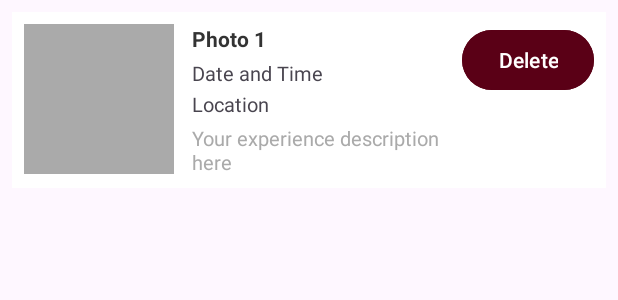
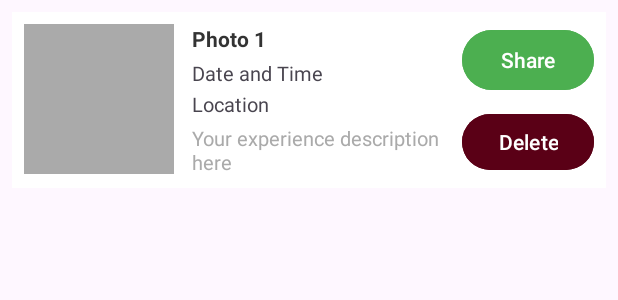
Before and after one commit to haziqfaruqi/TravelBuddy, an Android app: the layout item_record.xml on its own in the app's theme, with its tools: preview values and no code run, on a phone screen of 412 x 824 dp. Shown: the top 300 px of the screen. Run offline under Robolectric (Android 15) with nearby library versions, the phone set to English and light mode, and no system bars.

Commit message:
implement share to app function (connectivity)

```diff
--- a/app/src/main/res/layout/item_record.xml
+++ b/app/src/main/res/layout/item_record.xml
@@ -67,13 +67,31 @@
 
         </LinearLayout>
 
-        <Button
-            android:id="@+id/deleteBtn"
+        <LinearLayout
+            android:orientation="vertical"
             android:layout_width="wrap_content"
-            android:layout_height="wrap_content"
-            android:text="Delete"
-            android:backgroundTint="@color/secondaryColor"
-            android:textColor="@android:color/white"/>
+            android:layout_height="match_parent"
+            android:gravity="center_vertical"
+            android:layout_marginStart="8dp">
+
+            <Button
+                android:id="@+id/shareBtn"
+                android:layout_width="wrap_content"
+                android:layout_height="wrap_content"
+                android:text="Share"
+                android:backgroundTint="@color/green"
+                android:textColor="@android:color/white"
+                android:layout_marginBottom="8dp"/>
+
+            <Button
+                android:id="@+id/deleteBtn"
+                android:layout_width="wrap_content"
+                android:layout_height="wrap_content"
+                android:text="Delete"
+                android:backgroundTint="@color/secondaryColor"
+                android:textColor="@android:color/white" />
+
+        </LinearLayout>
 
     </LinearLayout>
 
--- a/app/src/main/res/values/colors.xml
+++ b/app/src/main/res/values/colors.xml
@@ -6,4 +6,5 @@
     <color name="textColor">#333333</color> <!-- Charcoal -->
     <color name="white">#FFFFFF</color>
     <color name="orange">#FF5722</color>
+    <color name="green">#4CAF50</color>
 </resources>
--- /dev/null
+++ b/app/src/main/res/xml/file_paths.xml
@@ -0,0 +1,4 @@
+<?xml version="1.0" encoding="utf-8"?>
+<paths xmlns:android="http://schemas.android.com/apk/res/android">
+    <external-path name="external_files" path="." />
+</paths>
```
Also changed, not shown: app/src/main/AndroidManifest.xml (+9 -0 lines), app/src/main/java/com/example/travelbuddy/RecordAdapter.java (+61 -37 lines), app/src/main/java/com/example/travelbuddy/SQLiteHelper.java (+11 -3 lines).
